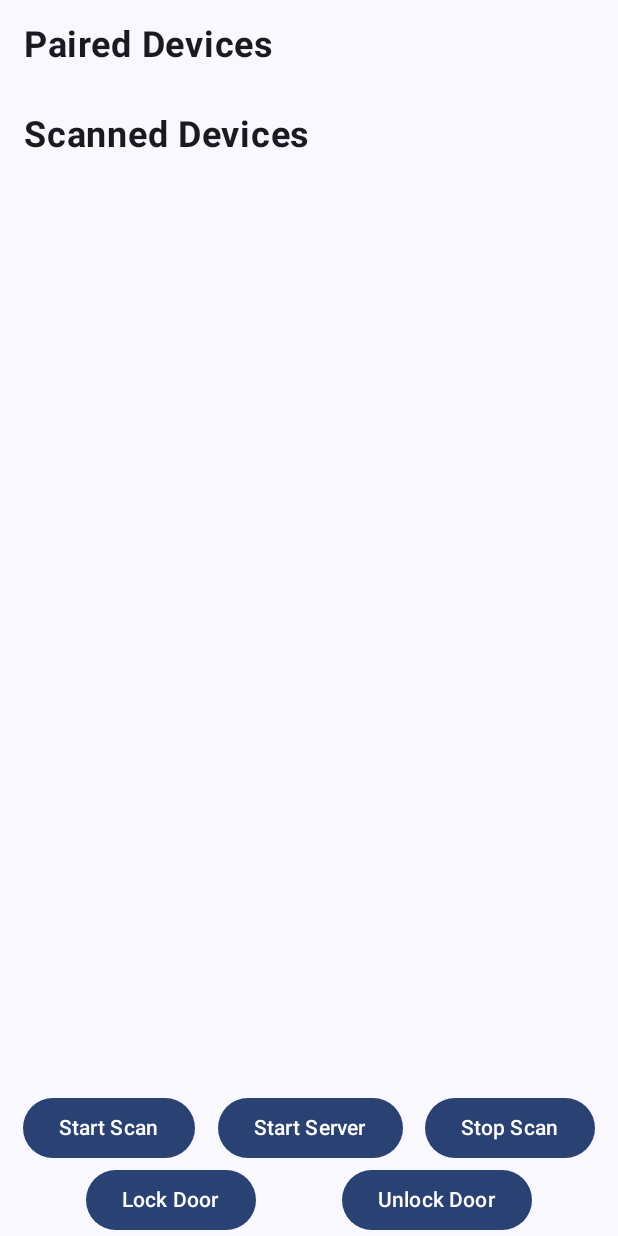
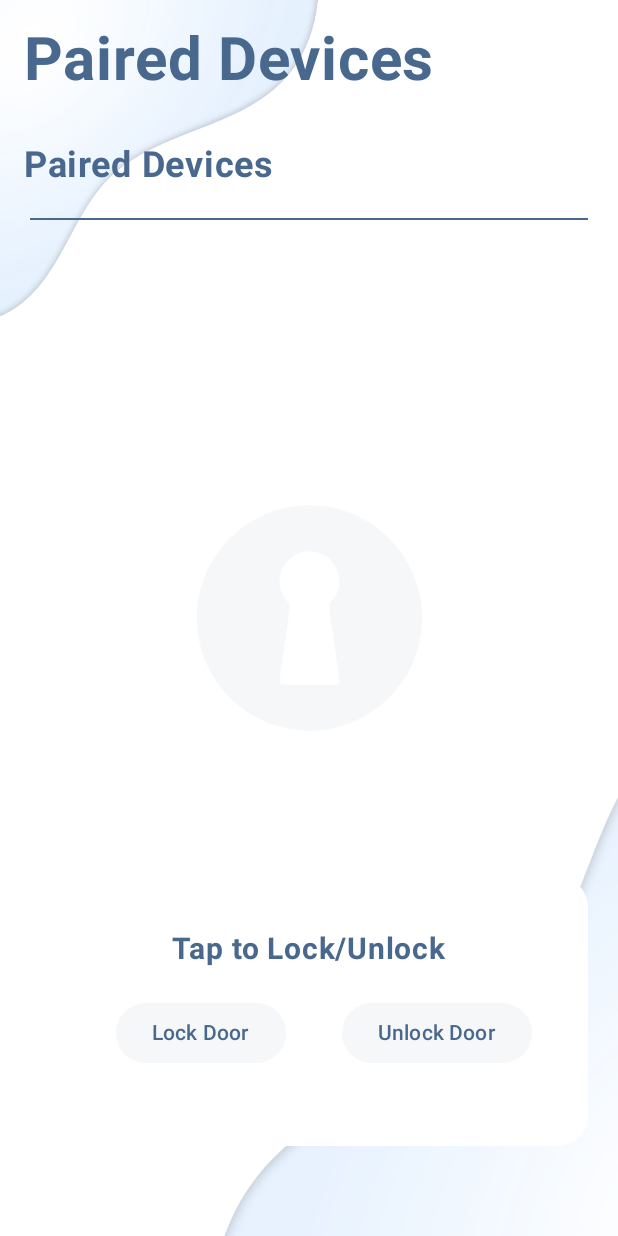
Before and after one commit to ImrulAnwar/DoorLock, an Android app built with Jetpack Compose: the screen it shows after launch (MainActivity), on a phone screen of 412 x 824 dp. Run offline under Robolectric (Android 15) with nearby library versions, the phone set to English and light mode, and no system bars; our stand-ins replace Dagger/Hilt's generated code.

Commit message:
almost done

```diff
--- a/app/build.gradle
+++ b/app/build.gradle
@@ -67,4 +67,6 @@ dependencies {
     androidTestImplementation 'androidx.compose.ui:ui-test-junit4'
     debugImplementation 'androidx.compose.ui:ui-tooling'
     debugImplementation 'androidx.compose.ui:ui-test-manifest'
+
+    implementation 'androidx.appcompat:appcompat:1.6.1'
 }
--- a/app/src/main/AndroidManifest.xml
+++ b/app/src/main/AndroidManifest.xml
@@ -29,6 +29,7 @@
             android:name=".presentation.MainActivity"
             android:exported="true"
             android:label="@string/app_name"
+            android:configChanges="uiMode"
             android:theme="@style/Theme.DoorLock">
             <intent-filter>
                 <action android:name="android.intent.action.MAIN" />
--- a/app/src/main/java/com/imrul/doorlock/data/lock/AndroidBluetoothController.kt
+++ b/app/src/main/java/com/imrul/doorlock/data/lock/AndroidBluetoothController.kt
@@ -203,7 +203,7 @@ class AndroidBluetoothController(private val context: Context) : BluetoothContro
             currentClientSocket?.let { socket ->
                 try {
                     socket.connect()
-                    kotlinx.coroutines.delay(1000)
+                    delay(1000)
                     emit(ConnectionResult.ConnectionEstablished)
                 } catch (e: IOException) {
                     socket.close()
--- a/app/src/main/java/com/imrul/doorlock/presentation/MainActivity.kt
+++ b/app/src/main/java/com/imrul/doorlock/presentation/MainActivity.kt
@@ -1,5 +1,6 @@
 package com.imrul.doorlock.presentation
 
+import android.Manifest
 import android.bluetooth.BluetoothAdapter
 import android.bluetooth.BluetoothManager
 import android.content.Intent
@@ -10,6 +11,9 @@ import androidx.activity.ComponentActivity
 import androidx.activity.compose.setContent
 import androidx.activity.result.contract.ActivityResultContracts
 import androidx.activity.viewModels
+import androidx.appcompat.app.AppCompatDelegate
+import androidx.compose.foundation.Image
+import androidx.compose.foundation.background
 import androidx.compose.foundation.layout.Arrangement
 import androidx.compose.foundation.layout.Column
 import androidx.compose.foundation.layout.fillMaxSize
@@ -22,6 +26,10 @@ import androidx.compose.runtime.collectAsState
 import androidx.compose.runtime.getValue
 import androidx.compose.ui.Alignment
 import androidx.compose.ui.Modifier
+import androidx.compose.ui.layout.ContentScale
+import androidx.compose.ui.res.painterResource
+import androidx.compose.ui.semantics.Role.Companion.Image
+import com.imrul.doorlock.R
 import com.imrul.doorlock.presentation.components.DeviceScreen
 import com.imrul.doorlock.ui.theme.DoorLockTheme
 import dagger.hilt.android.AndroidEntryPoint
@@ -36,40 +44,13 @@ class MainActivity : ComponentActivity() {
     private val bluetoothAdapter by lazy {
         bluetoothManager?.adapter
     }
-
     private val isBluetoothEnabled: Boolean
         get() = bluetoothAdapter?.isEnabled == true
 
     override fun onCreate(savedInstanceState: Bundle?) {
         super.onCreate(savedInstanceState)
-
-        val enableBluetoothLauncher = registerForActivityResult(
-            ActivityResultContracts.StartActivityForResult()
-        ) {/*Not Needed*/ }
-
-        val permissionLauncher = registerForActivityResult(
-            ActivityResultContracts.RequestMultiplePermissions()
-        ) { perms ->
-            val canEnableBluetooth = if (Build.VERSION.SDK_INT >= Build.VERSION_CODES.S) {
-                perms[android.Manifest.permission.BLUETOOTH_CONNECT] == true
-            } else true
-
-            if (canEnableBluetooth && !isBluetoothEnabled) {
-                enableBluetoothLauncher.launch(
-                    Intent(BluetoothAdapter.ACTION_REQUEST_ENABLE)
-                )
-            }
-
-        }
-
-        if (Build.VERSION.SDK_INT >= Build.VERSION_CODES.S) {
-            permissionLauncher.launch(
-                arrayOf(
-                    android.Manifest.permission.BLUETOOTH_SCAN,
-                    android.Manifest.permission.BLUETOOTH_CONNECT
-                )
-            )
-        }
+        AppCompatDelegate.setDefaultNightMode(AppCompatDelegate.MODE_NIGHT_NO)
+        askForPermissions()
         setContent {
             DoorLockTheme {
                 val viewModel: BluetoothViewModel by viewModels()
@@ -92,9 +73,16 @@ class MainActivity : ComponentActivity() {
                 }
 
                 Surface(
-                    modifier = Modifier.fillMaxSize(),
+                    modifier = Modifier
+                        .fillMaxSize(),
                     color = MaterialTheme.colorScheme.background
                 ) {
+                    Image(
+                        painter = painterResource(id = R.drawable.background),
+                        modifier = Modifier.fillMaxSize(),
+                        contentDescription = "Background Image",
+                        contentScale = ContentScale.Crop
+                    )
                     when {
                         state.isConnecting -> {
                             Column(
@@ -108,7 +96,6 @@ class MainActivity : ComponentActivity() {
                         }
 
                         else -> {
-
                             DeviceScreen(
                                 state = state,
                                 onStartScan = viewModel::startScan,
@@ -124,4 +111,37 @@ class MainActivity : ComponentActivity() {
             }
         }
     }
+
+    private fun askForPermissions() {
+        val enableBluetoothLauncher = registerForActivityResult(
+            ActivityResultContracts.StartActivityForResult()
+        ) {/*Not Needed*/ }
+
+        val permissionLauncher = registerForActivityResult(
+            ActivityResultContracts.RequestMultiplePermissions()
+        ) { perms ->
+
+            // check if bluetooth can be enabled
+            val canEnableBluetooth = if (Build.VERSION.SDK_INT >= Build.VERSION_CODES.S) {
+                perms[Manifest.permission.BLUETOOTH_CONNECT] == true
+            } else true
+
+            if (canEnableBluetooth && !isBluetoothEnabled) {
+                //      give permission to the application to turn on bluetooth
+                enableBluetoothLauncher.launch(
+                    Intent(BluetoothAdapter.ACTION_REQUEST_ENABLE)
+                )
+            }
+        }
+
+        //        asking for necessary permissions
+        if (Build.VERSION.SDK_INT >= Build.VERSION_CODES.S) {
+            permissionLauncher.launch(
+                arrayOf(
+                    Manifest.permission.BLUETOOTH_SCAN,
+                    Manifest.permission.BLUETOOTH_CONNECT
+                )
+            )
+        }
+    }
 }
--- a/app/src/main/java/com/imrul/doorlock/presentation/components/DeviceScreen.kt
+++ b/app/src/main/java/com/imrul/doorlock/presentation/components/DeviceScreen.kt
@@ -1,18 +1,32 @@
 package com.imrul.doorlock.presentation.components
 
+import androidx.compose.foundation.Canvas
+import androidx.compose.foundation.background
+import androidx.compose.foundation.border
 import androidx.compose.foundation.clickable
 import androidx.compose.foundation.layout.Arrangement
+import androidx.compose.foundation.layout.Box
 import androidx.compose.foundation.layout.Column
 import androidx.compose.foundation.layout.Row
 import androidx.compose.foundation.layout.fillMaxSize
 import androidx.compose.foundation.layout.fillMaxWidth
+import androidx.compose.foundation.layout.height
 import androidx.compose.foundation.layout.padding
 import androidx.compose.foundation.lazy.LazyColumn
 import androidx.compose.foundation.lazy.items
+import androidx.compose.foundation.shape.RoundedCornerShape
 import androidx.compose.material3.Button
+import androidx.compose.material3.ButtonDefaults
+import androidx.compose.material3.Divider
 import androidx.compose.material3.Text
 import androidx.compose.runtime.Composable
+import androidx.compose.ui.Alignment
 import androidx.compose.ui.Modifier
+import androidx.compose.ui.draw.shadow
+import androidx.compose.ui.geometry.Offset
+import androidx.compose.ui.geometry.Size
+import androidx.compose.ui.graphics.Color
+import androidx.compose.ui.graphics.RectangleShape
 import androidx.compose.ui.text.font.FontWeight
 import androidx.compose.ui.unit.dp
 import androidx.compose.ui.unit.sp
@@ -29,43 +43,75 @@ fun DeviceScreen(
     onLockDoor: () -> Unit,
     onUnlockDoor: () -> Unit
 ) {
+    onStartScan()
     Column(
         modifier = Modifier.fillMaxSize(),
     ) {
+        Text(
+            text = "Paired Devices",
+            fontWeight = FontWeight.Bold, fontSize = 40.sp,
+            modifier = Modifier
+                .fillMaxWidth()
+                .padding(16.dp)
+                .align(Alignment.CenterHorizontally),
+            color = Color(0xFF49688D),
+        )
         BluetoothDeviceList(
             pairedDevices = state.pairedDevices,
-            scannedDevices = state.scannedDevices,
             onClick = onDeviceClicked,
             modifier = Modifier
                 .fillMaxWidth()
                 .weight(1f)
         )
-        Row(
-            modifier = Modifier.fillMaxWidth(),
-            horizontalArrangement = Arrangement.SpaceEvenly
+
+        Box(
+            modifier = Modifier
+                .fillMaxWidth()
+                .padding(20.dp, 20.dp, 20.dp, 60.dp)
+                .background(
+                    color = Color(0xFFFFFFFF), // Set your desired background color
+                    shape = RoundedCornerShape(20.dp) // Set the shape to make the corners round
+                )
         ) {
-            Button(onClick = onStartScan) {
-                Text(text = "Start Scan")
-            }
-            Button(onClick = onStartServer) {
-                Text(text = "Start Server")
-            }
-            Button(onClick = onStopScan) {
-                Text(text = "Stop Scan")
-            }
 
-        }
-        Row(
-            modifier = Modifier.fillMaxWidth(),
-            horizontalArrangement = Arrangement.SpaceEvenly
-        ) {
-            Button(onClick = onLockDoor) {
-                Text(text = "Lock Door")
-            }
-            Button(onClick = onUnlockDoor) {
-                Text(text = "Unlock Door")
+            Column(
+                modifier = Modifier
+                    .fillMaxWidth()
+                    .padding(16.dp),
+                horizontalAlignment = Alignment.CenterHorizontally
+
+            ) {
+                Text(
+                    text = "Tap to Lock/Unlock",
+                    fontWeight = FontWeight.Bold, fontSize = 20.sp,
+                    modifier = Modifier.padding(20.dp),
+                    color = Color(0xFF49688D)
+                )
+                Row(
+                    modifier = Modifier
+                        .fillMaxWidth()
+                        .padding(20.dp, 0.dp, 0.dp, 20.dp),
+                    horizontalArrangement = Arrangement.SpaceEvenly
+                ) {
+                    Button(
+                        onClick = onLockDoor,
+                        colors = ButtonDefaults.buttonColors(containerColor = Color(0xFFF6F7F9)),
+                        modifier = Modifier.padding(0.dp, 0.dp, 0.dp, 15.dp)
+                    ) {
+                        Text(text = "Lock Door", color = Color(0xFF49688D))
+                    }
+                    Button(
+                        onClick = onUnlockDoor,
+                        colors = ButtonDefaults.buttonColors(containerColor = Color(0xFFF6F7F9)),
+                        modifier = Modifier.padding(15.dp, 0.dp, 0.dp, 0.dp)
+                    ) {
+                        Text(text = "Unlock Door", color = Color(0xFF49688D))
+                    }
+                }
+
             }
         }
+
 
     }
 }
@@ -73,7 +119,6 @@ fun DeviceScreen(
 @Composable
 fun BluetoothDeviceList(
     pairedDevices: List<BluetoothDevice>,
-    scannedDevices: List<BluetoothDevice>,
     onClick: (BluetoothDevice) -> Unit,
     modifier: Modifier = Modifier
 ) {
@@ -82,29 +127,21 @@ fun BluetoothDeviceList(
             Text(
                 text = "Paired Devices",
                 fontWeight = FontWeight.Bold, fontSize = 24.sp,
-                modifier = Modifier.padding(16.dp)
+                modifier = Modifier.padding(16.dp),
+                color = Color(0xFF49688D)
+            )
+        }
+
+        item {
+            Divider(
+                modifier = Modifier.padding(20.dp, 5.dp),
+                color = Color(0xFF49688D)
             )
         }
         items(pairedDevices) { device ->
             Text(
-                text = device.name ?: "(No Name)",
-                modifier = Modifier
-                    .fillMaxWidth()
-                    .padding(16.dp)
-                    .clickable { onClick(device) }
-            )
-        }
-
-        item {
-            Text(
-                text = "Scanned Devices",
-                fontWeight = FontWeight.Bold, fontSize = 24.sp,
-                modifier = Modifier.padding(16.dp)
-            )
-        }
-        items(scannedDevices) { device ->
-            Text(
-                text = device.name ?: "(No Name)",
+                text = device.name,
+                color = Color(0xFF49688D),
                 modifier = Modifier
                     .fillMaxWidth()
                     .padding(16.dp)
--- a/app/src/main/res/values/themes.xml
+++ b/app/src/main/res/values/themes.xml
@@ -1,5 +1,5 @@
 <?xml version="1.0" encoding="utf-8"?>
 <resources>
 
-    <style name="Theme.DoorLock" parent="android:Theme.Material.Light.NoActionBar" />
+    <style name="Theme.DoorLock" parent="Theme.AppCompat.DayNight" />
 </resources>
```
Also changed, not shown: app/src/main/res/drawable/background.png (added).
